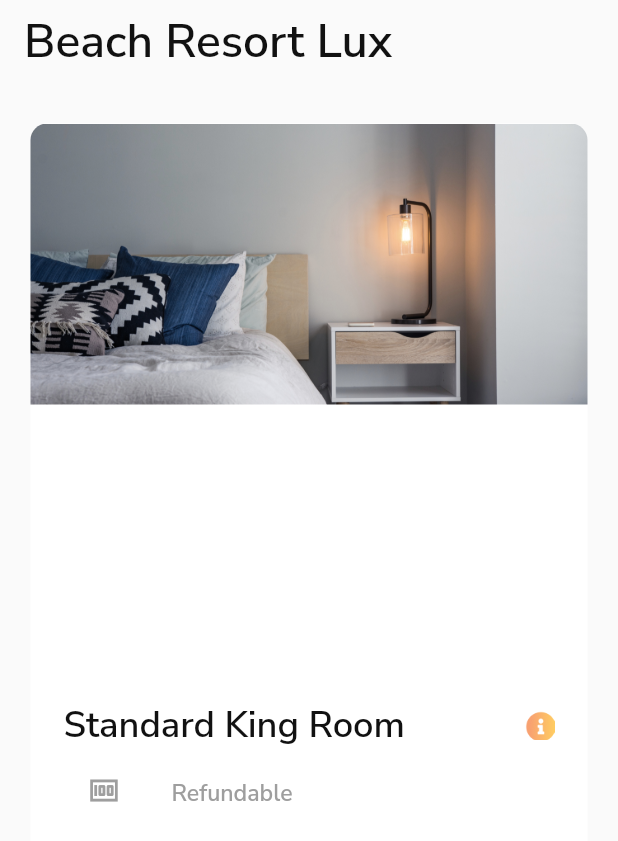
After one commit to jasurovich/hotel_order_room-, a Flutter app: the screen it shows after launch, on a phone screen of 412 x 824 dp. The commit adds this screen. Shown: the top 841 px of the screen. Run offline on Flutter 3.47's test engine with Material 2 defaults, Android fonts, the phone set to English and light mode, and no system bars; our stand-ins replace flutter_svg.

Commit message:
new page added

```diff
--- a/lib/main.dart
+++ b/lib/main.dart
@@ -4,6 +4,7 @@ import 'package:map/providers/my_bottom_provider.dart';
 import 'package:map/screens/my_home_page/my_home_page.dart';
 import 'package:map/screens/my_home_page/notifications/notification.dart';
 import 'package:map/screens/my_home_page/profile/profile_page.dart';
+import 'package:map/screens/my_home_page/reservation/beach_resort_lux.dart';
 import 'package:map/screens/my_home_page/searchPage/filter_page.dart';
 import 'package:provider/provider.dart';
 
@@ -31,7 +32,7 @@ class MyApp extends StatelessWidget {
         fontFamily: 'Nunito',
         primarySwatch: Colors.blue,
       ),
-      home:  FilterPage(),
+      home:  RoomOptionPage(),
     );
   }
 }
--- a/lib/providers/filter_page_switch__provider.dart
+++ b/lib/providers/filter_page_switch__provider.dart
@@ -7,18 +7,15 @@ class FilterSwitchProvider extends ChangeNotifier {
 
   changeBreakfast(bool option) {
     breafastInclude = option;
-    print(breafastInclude);
 
     notifyListeners();
   }
   changeDeal(bool option) {
     deals = option;
-    print(deals);
     notifyListeners();
   }
   changeAvailable(bool option) {
     available = option;
-    print(available);
     notifyListeners();
   }
 }
--- /dev/null
+++ b/lib/screens/my_home_page/reservation/beach_resort_lux.dart
@@ -0,0 +1,102 @@
+import 'package:flutter/material.dart';
+import 'package:map/core/constants/colors.dart';
+import 'package:map/responsive/size_config.dart';
+
+class RoomOptionPage extends StatelessWidget {
+  const RoomOptionPage({Key? key}) : super(key: key);
+
+  @override
+  Widget build(BuildContext context) {
+    SizeConfig().init(context);
+    return Scaffold(
+      appBar: AppBar(
+        backgroundColor: Colors.transparent,
+        elevation: 0,
+        title: Text(
+          "Beach Resort Lux",
+          style: TextStyle(
+              fontWeight: FontWeight.w700,
+              fontSize: getWidth(28.0),
+              color: blackColor),
+        ),
+      ),
+      body: Center(
+        child: Column(
+          children: [
+            SizedBox(height: getHeight(26.0)),
+            Ink(
+              decoration: BoxDecoration(
+                color: Colors.white,
+                borderRadius: BorderRadius.circular(
+                  getWidth(10.0),
+                ),
+              ),
+              height: getHeight(486.0),
+              width: getWidth(338.0),
+              child: Column(
+                mainAxisAlignment: MainAxisAlignment.spaceBetween,
+                crossAxisAlignment: CrossAxisAlignment.start,
+                children: [
+                  Ink(
+                    width: getWidth(338.0),
+                    height: getHeight(184.62),
+                    decoration: BoxDecoration(
+                      image: const DecorationImage(
+                          image: AssetImage("assets/images/room1.png"),
+                          fit: BoxFit.cover),
+                      borderRadius: BorderRadius.only(
+                        topLeft: Radius.circular(getWidth(10.0)),
+                        topRight: Radius.circular(getWidth(10.0)),
+                      ),
+                    ),
+                  ),
+                  Padding(
+                    padding: EdgeInsets.symmetric(
+                      horizontal: getWidth(20.0),
+                      vertical: getHeight(19.0),
+                    ),
+                    child: Column(
+                      children: [
+                        Row(
+                          mainAxisAlignment: MainAxisAlignment.spaceBetween,
+                          children: [
+                            Text(
+                              "Standard King Room",
+                              style: TextStyle(
+                                  fontSize: getWidth(22.0),
+                                  fontWeight: FontWeight.w700,
+                                  color: blackColor),
+                            ),
+                            Image.asset(
+                              "assets/images/info.png",
+                              height: getHeight(19.38),
+                              width: getHeight(19.38),
+                            ),
+                          ],
+                        ),
+                        ListTile(
+                          leading: Icon(
+                            Icons.money,
+                            size: getWidth(20.0),
+                            color: Colors.grey,
+                          ),
+                          title: Text(
+                            "Refundable",
+                            style: TextStyle(
+                                fontWeight: FontWeight.w400,
+                                fontSize: getWidth(14.0),
+                                color: Colors.grey),
+                          ),
+                        )
+                      ],
+                    ),
+                  )
+                ],
+              ),
+            )
+          ],
+        ),
+      ),
+    );
+  }
+}
```
Also changed, not shown: assets/images/info.png (added), assets/images/room1.png (added).
